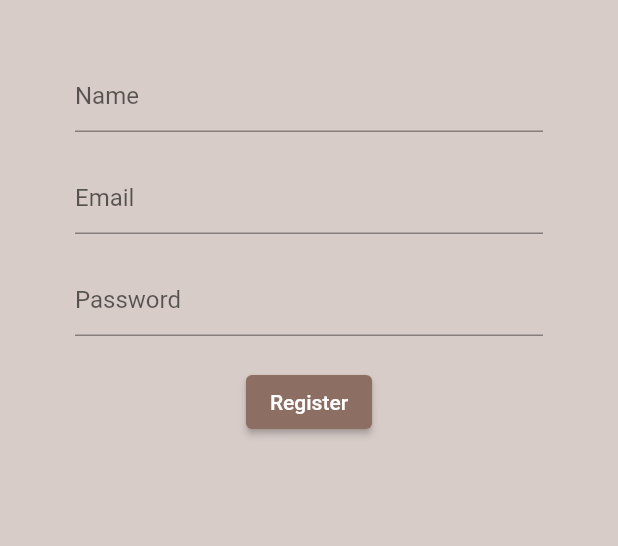
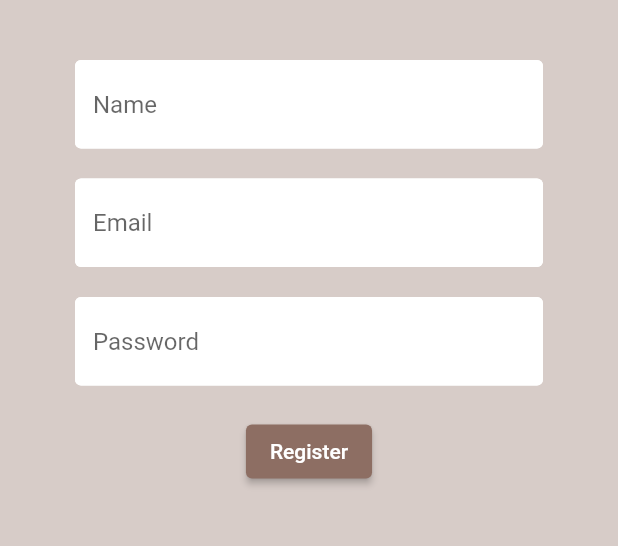
Before and after one commit to KrishDholeria/wardrobe, a Flutter app: the screen it shows after launch, after a tap on "Sign in", after a tap on "Register", on a phone screen of 412 x 824 dp, the part 84-630 px from its top. Run offline on Flutter 3.47's test engine with Material 2 defaults, Android fonts, the phone set to English and light mode, and no system bars; our stand-ins replace cloud_firestore, firebase_auth, firebase_core, flutter_spinkit; accounts and stored records are empty.

Commit message:
dummy data can be added

```diff
--- a/lib/screens/authenticate/register.dart
+++ b/lib/screens/authenticate/register.dart
@@ -1,5 +1,7 @@
 import 'package:flutter/material.dart';
 import 'package:wardrobe/services/auth.dart';
+import 'package:wardrobe/shared/constants.dart';
+import 'package:wardrobe/shared/loading.dart';
 
 class Register extends StatefulWidget {
   final void Function() toggleView;
@@ -10,9 +12,9 @@ class Register extends StatefulWidget {
 }
 
 class _RegisterState extends State<Register> {
-
   final AuthService _auth = AuthService();
   final _formKey = GlobalKey<FormState>();
+  bool loading = false;
   // text field state
   String name = '';
   String email = '';
@@ -21,7 +23,7 @@ class _RegisterState extends State<Register> {
 
   @override
   Widget build(BuildContext context) {
-    return Scaffold(
+    return loading? Loading() : Scaffold(
       backgroundColor: Colors.brown[100],
       appBar: AppBar(
         backgroundColor: Colors.brown[400],
@@ -34,7 +36,8 @@ class _RegisterState extends State<Register> {
             onPressed: () {
               widget.toggleView();
             },
-            ),],
+          ),
+        ],
       ),
       body: Container(
         padding: const EdgeInsets.symmetric(vertical: 20.0, horizontal: 50.0),
@@ -48,9 +51,7 @@ class _RegisterState extends State<Register> {
                 onChanged: (value) {
                   setState(() => name = value);
                 },
-                decoration: const InputDecoration(
-                  hintText: 'Name',
-                ),
+                decoration: textInputDecoration.copyWith(hintText: 'Name'),
               ),
               const SizedBox(height: 20.0),
               TextFormField(
@@ -58,19 +59,16 @@ class _RegisterState extends State<Register> {
                 onChanged: (value) {
                   setState(() => email = value);
                 },
-                decoration: const InputDecoration(
-                  hintText: 'Email',
-                ),
+                decoration: textInputDecoration.copyWith(hintText: 'Email'),
               ),
               const SizedBox(height: 20.0),
               TextFormField(
-                validator: (val) => val!.length < 6 ? 'Enter a password 6+ chars long' : null,
+                validator: (val) =>
+                    val!.length < 6 ? 'Enter a password 6+ chars long' : null,
                 onChanged: (value) {
                   setState(() => password = value);
                 },
-                decoration: const InputDecoration(
-                  hintText: 'Password',
-                ),
+                decoration: textInputDecoration.copyWith(hintText: 'Password'),
                 obscureText: true,
               ),
               const SizedBox(height: 20.0),
@@ -80,9 +78,14 @@ class _RegisterState extends State<Register> {
                 ),
                 onPressed: () async {
                   if (_formKey.currentState!.validate()) {
-                    dynamic result = await _auth.registerWithEmailAndPassword(name, email, password);
+                    setState(() => loading = true);
+                    dynamic result = await _auth.registerWithEmailAndPassword(
+                        name, email, password);
                     if (result == null) {
-                      setState(() => error = 'please supply a valid email');
+                      setState(() {
+                        error = 'please supply a valid email';
+                        loading = false;
+                      });
                     } else {
                       print('registered');
                       print(result.uid);
--- a/lib/screens/authenticate/sign_in.dart
+++ b/lib/screens/authenticate/sign_in.dart
@@ -1,5 +1,7 @@
 import 'package:flutter/material.dart';
 import 'package:wardrobe/services/auth.dart';
+import 'package:wardrobe/shared/constants.dart';
+import 'package:wardrobe/shared/loading.dart';
 
 class SignIn extends StatefulWidget {
   final void Function() toggleView;
@@ -14,6 +16,7 @@ class _SignInState extends State<SignIn> {
 
   final AuthService _auth = AuthService();
   final _formKey = GlobalKey<FormState>();
+  bool loading = false;
   // text field state
   String email = '';
   String password = '';
@@ -21,7 +24,7 @@ class _SignInState extends State<SignIn> {
 
   @override
   Widget build(BuildContext context) {
-    return Scaffold(
+    return loading ? Loading(): Scaffold(
       backgroundColor: Colors.brown[100],
       appBar: AppBar(
           backgroundColor: Colors.brown[400],
@@ -48,9 +51,7 @@ class _SignInState extends State<SignIn> {
                 onChanged: (value) {
                   setState(() => email = value);
                 },
-                decoration: const InputDecoration(
-                  hintText: 'Email',
-                ),
+                decoration: textInputDecoration.copyWith(hintText: 'Email'),
               ),
               const SizedBox(height: 20.0),
               TextFormField(
@@ -58,9 +59,7 @@ class _SignInState extends State<SignIn> {
                 onChanged: (value) {
                   setState(() => password = value);
                 },
-                decoration: const InputDecoration(
-                  hintText: 'Password',
-                ),
+                decoration: textInputDecoration.copyWith(hintText: 'Password'),
                 obscureText: true,
               ),
               const SizedBox(height: 20.0),
@@ -70,9 +69,12 @@ class _SignInState extends State<SignIn> {
                 ),
                 onPressed: () async {
                   if (_formKey.currentState!.validate()) {
+                    setState(() =>  loading = true);
                     dynamic result = await _auth.signInWithEmailAndPassword(email, password);
                     if (result == null) {
-                      setState(() => error = 'Could not sign in with those credentials');
+                      setState(() {
+                        error = 'Could not sign in with those credentials';
+                        loading = false;});
                     }
                   }
                 },
--- a/lib/services/auth.dart
+++ b/lib/services/auth.dart
@@ -1,5 +1,6 @@
 import 'package:firebase_auth/firebase_auth.dart';
 import 'package:wardrobe/models/myUser.dart';
+import 'package:wardrobe/services/database.dart';
 
 class AuthService{
   final FirebaseAuth _auth = FirebaseAuth.instance;
@@ -51,6 +52,9 @@ class AuthService{
       await user!.updateDisplayName(name);
       await user.reload();
       user = _auth.currentUser;
+
+      // create a new document for the user with the uid
+      await DatabaseService(uid: user!.uid).updateUserData(name, "cloth", "color", "type");
       return _userFromFirebaseUser(user);
     }
     catch(e){
--- /dev/null
+++ b/lib/services/database.dart
@@ -0,0 +1,19 @@
+import 'package:cloud_firestore/cloud_firestore.dart';
+
+class DatabaseService {
+  final String uid;
+  DatabaseService({required this.uid});
+
+  // collection reference
+  final CollectionReference wardrobeCollection =
+      FirebaseFirestore.instance.collection('wardrobe');
+
+  Future<void> updateUserData(String name, String cloth, String color, String type) async {
+    return await wardrobeCollection.doc(uid).set({
+      'name': name,
+      'cloth': cloth,
+      'color': color,
+      'type': type,
+    });
+  }
+}
--- /dev/null
+++ b/lib/shared/constants.dart
@@ -0,0 +1,12 @@
+import 'package:flutter/material.dart';
+
+const textInputDecoration = InputDecoration(
+  fillColor: Colors.white,
+  filled: true,
+  enabledBorder: OutlineInputBorder(
+    borderSide: BorderSide(color: Colors.white, width: 2.0),
+  ),
+  focusedBorder: OutlineInputBorder(
+    borderSide: BorderSide(color: Colors.brown, width: 2.0),
+  ),
+);
--- a/pubspec.yaml
+++ b/pubspec.yaml
@@ -12,6 +12,7 @@ dependencies:
   firebase_core: ^2.16.0
   flutter:
     sdk: flutter
+  flutter_spinkit: ^5.2.0
   provider: ^6.0.5
 
 dev_dependencies:
```
Also changed, not shown: lib/shared/loading.dart (added, +19 -0 lines), pubspec.lock, 1 other file. Lines whose indentation alone changed are shown as unchanged.
